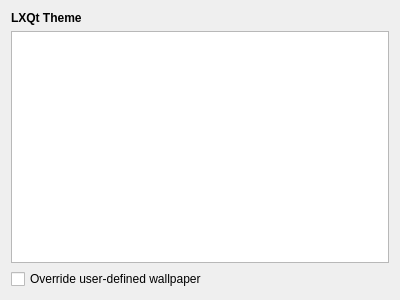
The window that lxqt-config-appearance/lxqtthemeconfig.ui (deepin-community/lxqt-config) describes before a commit, drawn with Qt 5.
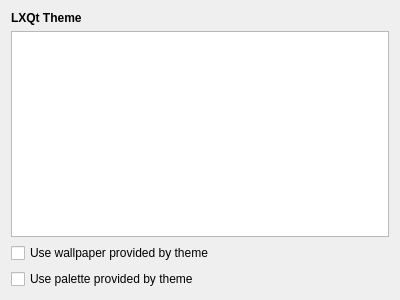
The same window after the commit.

The edit to the form file:
```diff
--- a/lxqt-config-appearance/lxqtthemeconfig.ui
+++ b/lxqt-config-appearance/lxqtthemeconfig.ui
@@ -54,7 +54,14 @@
    <item>
     <widget class="QCheckBox" name="wallpaperOverride">
      <property name="text">
-      <string>Override user-defined wallpaper</string>
+      <string>Use wallpaper provided by theme</string>
+     </property>
+    </widget>
+   </item>
+   <item>
+    <widget class="QCheckBox" name="paletteOverride">
+     <property name="text">
+      <string>Use palette provided by theme</string>
      </property>
     </widget>
    </item>
```
